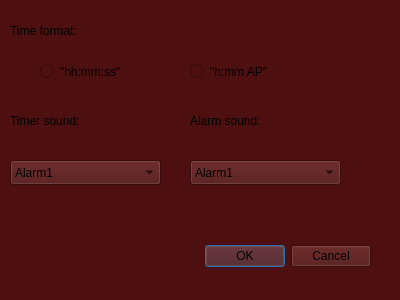
Before: the Qt Designer form Lab2/settingsdialog.ui in JustTaya/uniProjects_secondYear, drawn with Qt 5.
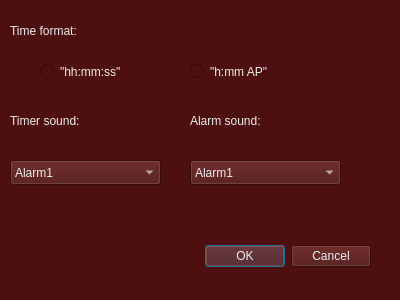
After: the same form once the commit is applied.

The edit to the form file:
```diff
--- a/Lab2/settingsdialog.ui
+++ b/Lab2/settingsdialog.ui
@@ -14,7 +14,8 @@
    <string>Dialog</string>
   </property>
   <property name="styleSheet">
-   <string notr="true">background-color: rgb(77, 15, 15);</string>
+   <string notr="true">background-color: rgb(77, 15, 15);
+color:rgb(238, 238, 236);</string>
   </property>
   <widget class="QDialogButtonBox" name="buttonBox">
    <property name="geometry">
```
